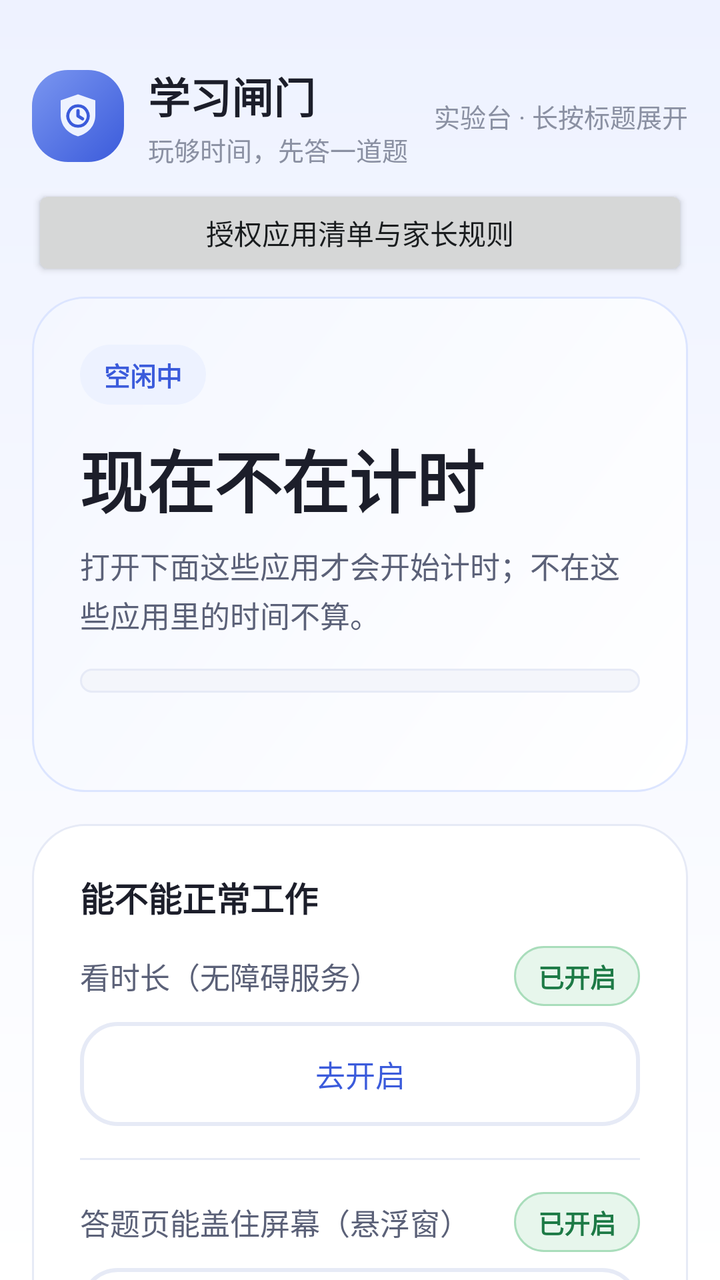
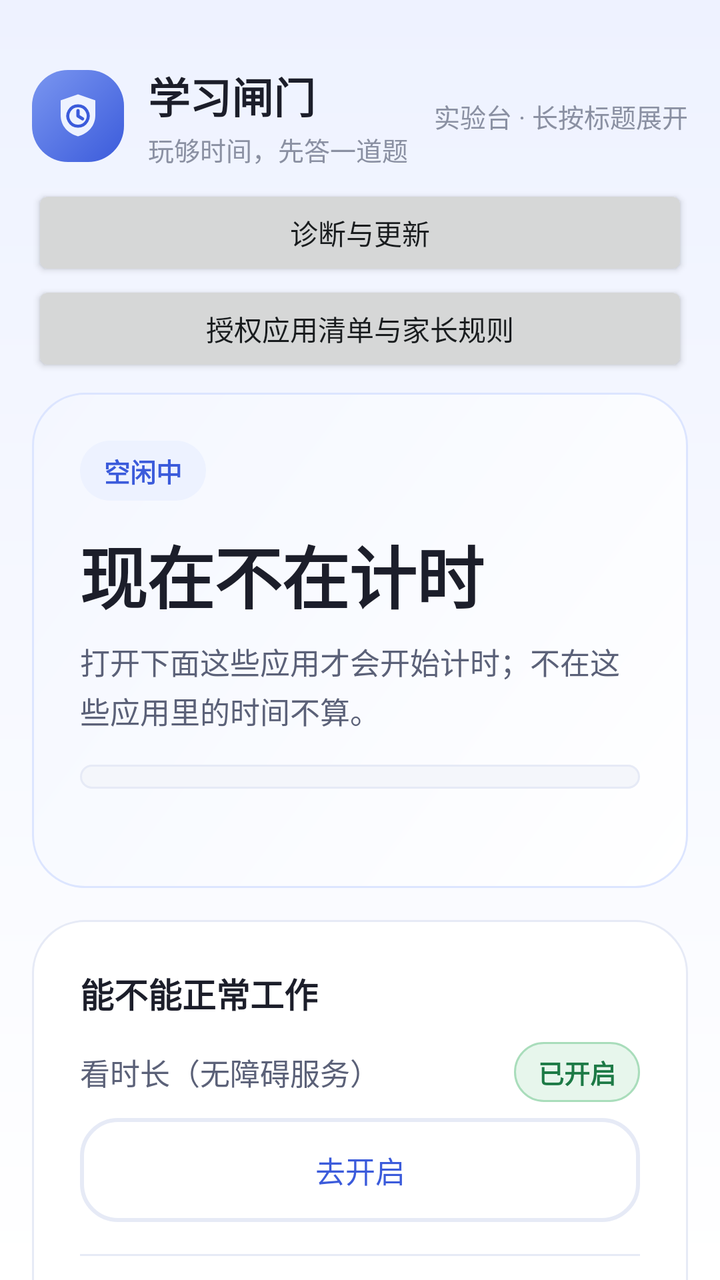

Before-and-after screenshots of an Android layout around one commit, followed by the original layout XML and the change that was made.
<!-- AndroidManifest.xml: application theme QuizGateTheme -->
<!-- res/layout/activity_main.xml -->
<?xml version="1.0" encoding="utf-8"?>
<ScrollView xmlns:android="http://schemas.android.com/apk/res/android"
    android:layout_width="match_parent"
    android:layout_height="match_parent"
    android:clipToPadding="false"
    android:scrollbars="none">

    <LinearLayout
        android:layout_width="match_parent"
        android:layout_height="wrap_content"
        android:orientation="vertical"
        android:paddingLeft="@dimen/space_4"
        android:paddingTop="@dimen/space_6"
        android:paddingRight="@dimen/space_4"
        android:paddingBottom="@dimen/space_8">

        
        <LinearLayout
            android:id="@+id/titleBlock"
            android:layout_width="match_parent"
            android:layout_height="wrap_content"
            android:clickable="true"
            android:focusable="true"
            android:gravity="center_vertical"
            android:longClickable="true"
            android:orientation="horizontal"
            android:paddingTop="@dimen/space_2"
            android:paddingBottom="@dimen/space_2">

            <FrameLayout
                android:layout_width="46dp"
                android:layout_height="46dp"
                android:background="@drawable/bg_app_mark">

                <ImageView
                    android:layout_width="@dimen/icon_app"
                    android:layout_height="@dimen/icon_app"
                    android:layout_gravity="center"
                    android:contentDescription="@null"
                    android:src="@drawable/ic_app_mark" />
            </FrameLayout>

            <LinearLayout
                android:layout_width="0dp"
                android:layout_height="wrap_content"
                android:layout_marginStart="@dimen/space_3"
                android:layout_weight="1"
                android:orientation="vertical">

                <TextView
                    style="@style/Text.SectionTitle"
                    android:layout_width="wrap_content"
                    android:layout_height="wrap_content"
                    android:text="@string/app_name" />

                <TextView
                    style="@style/Text.Caption"
                    android:layout_width="wrap_content"
                    android:layout_height="wrap_content"
                    android:layout_marginTop="2dp"
                    android:text="@string/app_subtitle" />
            </LinearLayout>

            <TextView
                android:id="@+id/consoleChevron"
                style="@style/Text.Caption"
                android:layout_width="wrap_content"
                android:layout_height="wrap_content"
                android:text="@string/console_chevron_closed" />
        </LinearLayout>

        <Button
            android:id="@+id/appInventoryButton"
            android:layout_width="match_parent"
            android:layout_height="wrap_content"
            android:text="授权应用清单与家长规则" />

        
        <LinearLayout
            android:layout_width="match_parent"
            android:layout_height="wrap_content"
            android:layout_marginTop="@dimen/space_2"
            android:background="@drawable/bg_hero_card"
            android:orientation="vertical"
            android:padding="@dimen/space_6">

            <TextView
                android:id="@+id/heroKicker"
                style="@style/Text.Chip.Neutral"
                android:layout_width="wrap_content"
                android:layout_height="wrap_content"
                android:text="@string/home_idle_state" />

            <TextView
                android:id="@+id/statusText"
                style="@style/Text.Hero"
                android:layout_width="match_parent"
                android:layout_height="wrap_content"
                android:layout_marginTop="@dimen/space_3"
                android:text="@string/home_idle_title" />

            <TextView
                android:id="@+id/heroBody"
                style="@style/Text.Body"
                android:layout_width="match_parent"
                android:layout_height="wrap_content"
                android:layout_marginTop="@dimen/space_2"
                android:text="@string/home_idle_body" />

            <LinearLayout
                android:id="@+id/progressTrack"
                android:layout_width="match_parent"
                android:layout_height="@dimen/progress_height"
                android:layout_marginTop="@dimen/space_4"
                android:background="@drawable/bg_progress_track"
                android:orientation="horizontal">

                <View
                    android:id="@+id/progressFill"
                    android:layout_width="0dp"
                    android:layout_height="match_parent"
                    android:layout_weight="0"
                    android:background="@drawable/bg_progress_fill" />

                <View
                    android:id="@+id/progressGap"
                    android:layout_width="0dp"
                    android:layout_height="match_parent"
                    android:layout_weight="1" />
            </LinearLayout>

            <TextView
                android:id="@+id/progressLabel"
                style="@style/Text.Caption"
                android:layout_width="match_parent"
                android:layout_height="wrap_content"
                android:layout_marginTop="@dimen/space_2" />
        </LinearLayout>

        
        <LinearLayout
            android:layout_width="match_parent"
            android:layout_height="wrap_content"
            android:layout_marginTop="@dimen/space_4"
            android:background="@drawable/bg_card"
            android:orientation="vertical"
            android:padding="@dimen/space_6">

            <TextView
                style="@style/Text.CardTitle"
                android:layout_width="wrap_content"
                android:layout_height="wrap_content"
                android:text="@string/home_permission_title" />

            <LinearLayout
                android:layout_width="match_parent"
                android:layout_height="wrap_content"
                android:layout_marginTop="@dimen/space_3"
                android:gravity="center_vertical"
                android:orientation="horizontal">

                <TextView
                    style="@style/Text.Body"
                    android:layout_width="0dp"
                    android:layout_height="wrap_content"
                    android:layout_weight="1"
                    android:text="@string/home_perm_accessibility" />

                <TextView
                    android:id="@+id/accessibilityChip"
                    style="@style/Text.Chip.Ok"
                    android:layout_width="wrap_content"
                    android:layout_height="wrap_content"
                    android:text="@string/chip_ok" />
            </LinearLayout>

            <Button
                android:id="@+id/openAccessibilityButton"
                style="@style/Button.Ghost"
                android:layout_width="match_parent"
                android:layout_height="wrap_content"
                android:layout_marginTop="@dimen/space_2"
                android:text="@string/fix_accessibility" />

            <View
                android:layout_width="match_parent"
                android:layout_height="1dp"
                android:layout_marginTop="@dimen/space_4"
                android:layout_marginBottom="@dimen/space_4"
                android:background="@color/card_stroke" />

            <LinearLayout
                android:layout_width="match_parent"
                android:layout_height="wrap_content"
                android:gravity="center_vertical"
                android:orientation="horizontal">

                <TextView
                    style="@style/Text.Body"
                    android:layout_width="0dp"
                    android:layout_height="wrap_content"
                    android:layout_weight="1"
                    android:text="@string/home_perm_overlay" />

                <TextView
                    android:id="@+id/overlayChip"
                    style="@style/Text.Chip.Ok"
                    android:layout_width="wrap_content"
                    android:layout_height="wrap_content"
                    android:text="@string/chip_ok" />
            </LinearLayout>

            <Button
                android:id="@+id/openOverlayButton"
                style="@style/Button.Ghost"
                android:layout_width="match_parent"
                android:layout_height="wrap_content"
                android:layout_marginTop="@dimen/space_2"
                android:text="@string/fix_overlay" />

            <View
                android:layout_width="match_parent"
                android:layout_height="1dp"
                android:layout_marginTop="@dimen/space_4"
                android:layout_marginBottom="@dimen/space_4"
                android:background="@color/card_stroke" />

            
            <LinearLayout
                android:layout_width="match_parent"
                android:layout_height="wrap_content"
                android:gravity="center_vertical"
                android:orientation="horizontal">

                <TextView
                    style="@style/Text.Body"
                    android:layout_width="0dp"
                    android:layout_height="wrap_content"
                    android:layout_weight="1"
                    android:text="@string/home_perm_notification" />

                <TextView
                    android:id="@+id/notificationChip"
                    style="@style/Text.Chip.Ok"
                    android:layout_width="wrap_content"
                    android:layout_height="wrap_content"
                    android:text="@string/chip_ok" />
            </LinearLayout>

            <Button
                android:id="@+id/openNotificationButton"
                style="@style/Button.Ghost"
                android:layout_width="match_parent"
                android:layout_height="wrap_content"
                android:layout_marginTop="@dimen/space_2"
                android:text="@string/fix_notification" />
        </LinearLayout>

        
        <LinearLayout
            android:layout_width="match_parent"
            android:layout_height="wrap_content"
            android:layout_marginTop="@dimen/space_4"
            android:background="@drawable/bg_card"
            android:orientation="vertical"
            android:padding="@dimen/space_6">

            <TextView
                style="@style/Text.CardTitle"
                android:layout_width="match_parent"
                android:layout_height="wrap_content"
                android:text="@string/gate_events_title" />

            <TextView
                android:id="@+id/gateEventsText"
                style="@style/Text.Body"
                android:layout_width="match_parent"
                android:layout_height="wrap_content"
                android:layout_marginTop="@dimen/space_3"
                android:lineSpacingExtra="3dp"
                android:text="@string/gate_events_empty" />
        </LinearLayout>

        
        <LinearLayout
            android:layout_width="match_parent"
            android:layout_height="wrap_content"
            android:layout_marginTop="@dimen/space_4"
            android:background="@drawable/bg_card"
            android:orientation="vertical"
            android:padding="@dimen/space_6">

            <TextView
                style="@style/Text.CardTitle"
                android:layout_width="wrap_content"
                android:layout_height="wrap_content"
                android:text="@string/link_title" />

            <TextView
                android:id="@+id/bindCodeText"
                style="@style/Text.Hero"
                android:layout_width="match_parent"
                android:layout_height="wrap_content"
                android:layout_marginTop="@dimen/space_3"
                android:letterSpacing="0.18"
                android:text="@string/link_code_placeholder" />

            <TextView
                android:id="@+id/linkBodyText"
                style="@style/Text.Body"
                android:layout_width="match_parent"
                android:layout_height="wrap_content"
                android:layout_marginTop="@dimen/space_2"
                android:text="@string/link_body" />

            <TextView
                android:id="@+id/linkStatusText"
                style="@style/Text.Caption"
                android:layout_width="match_parent"
                android:layout_height="wrap_content"
                android:layout_marginTop="@dimen/space_2" />
        </LinearLayout>

        
        <LinearLayout
            android:layout_width="match_parent"
            android:layout_height="wrap_content"
            android:layout_marginTop="@dimen/space_4"
            android:background="@drawable/bg_card"
            android:orientation="vertical"
            android:padding="@dimen/space_6">

            <TextView
                style="@style/Text.CardTitle"
                android:layout_width="wrap_content"
                android:layout_height="wrap_content"
                android:text="@string/home_stats_title" />

            <LinearLayout
                android:layout_width="match_parent"
                android:layout_height="wrap_content"
                android:layout_marginTop="@dimen/space_3"
                android:orientation="horizontal">

                <LinearLayout
                    android:layout_width="0dp"
                    android:layout_height="wrap_content"
                    android:layout_weight="1"
                    android:background="@drawable/bg_stat"
                    android:gravity="center"
                    android:orientation="vertical"
                    android:padding="@dimen/space_3">

                    <TextView
                        android:id="@+id/statSuccess"
                        style="@style/Text.StatValue"
                        android:layout_width="wrap_content"
                        android:layout_height="wrap_content"
                        android:text="@string/stat_placeholder" />

                    <TextView
                        style="@style/Text.Caption"
                        android:layout_width="wrap_content"
                        android:layout_height="wrap_content"
                        android:layout_marginTop="2dp"
                        android:text="@string/stat_success_label" />
                </LinearLayout>

                <LinearLayout
                    android:layout_width="0dp"
                    android:layout_height="wrap_content"
                    android:layout_marginStart="@dimen/space_2"
                    android:layout_weight="1"
                    android:background="@drawable/bg_stat"
                    android:gravity="center"
                    android:orientation="vertical"
                    android:padding="@dimen/space_3">

                    <TextView
                        android:id="@+id/statAverage"
                        style="@style/Text.StatValue"
                        android:layout_width="wrap_content"
                        android:layout_height="wrap_content"
                        android:text="@string/stat_placeholder" />

                    <TextView
                        style="@style/Text.Caption"
                        android:layout_width="wrap_content"
                        android:layout_height="wrap_content"
                        android:layout_marginTop="2dp"
                        android:text="@string/stat_average_label" />
                </LinearLayout>

                <LinearLayout
                    android:layout_width="0dp"
                    android:layout_height="wrap_content"
                    android:layout_marginStart="@dimen/space_2"
                    android:layout_weight="1"
                    android:background="@drawable/bg_stat"
                    android:gravity="center"
                    android:orientation="vertical"
                    android:padding="@dimen/space_3">

                    <TextView
                        android:id="@+id/statWorst"
                        style="@style/Text.StatValue"
                        android:layout_width="wrap_content"
                        android:layout_height="wrap_content"
                        android:text="@string/stat_placeholder" />

                    <TextView
                        style="@style/Text.Caption"
                        android:layout_width="wrap_content"
                        android:layout_height="wrap_content"
                        android:layout_marginTop="2dp"
                        android:text="@string/stat_worst_label" />
                </LinearLayout>
            </LinearLayout>

            <TextView
                android:id="@+id/statsNote"
                style="@style/Text.Caption"
                android:layout_width="match_parent"
                android:layout_height="wrap_content"
                android:layout_marginTop="@dimen/space_3"
                android:text="@string/home_stats_empty" />
        </LinearLayout>

        <TextView
            android:id="@+id/versionText"
            style="@style/Text.Caption"
            android:layout_width="match_parent"
            android:layout_height="wrap_content"
            android:layout_marginTop="@dimen/space_6"
            android:gravity="center"
            android:text="@string/app_footer" />

        
        <LinearLayout
            android:id="@+id/consolePanel"
            android:layout_width="match_parent"
            android:layout_height="wrap_content"
            android:layout_marginTop="@dimen/space_3"
            android:background="@drawable/bg_console_panel"
            android:orientation="vertical"
            android:padding="@dimen/space_4"
            android:visibility="gone">

            <TextView
                style="@style/Text.CardTitle"
                android:layout_width="wrap_content"
                android:layout_height="wrap_content"
                android:text="@string/console_title" />

            <TextView
                style="@style/Text.Body"
                android:layout_width="match_parent"
                android:layout_height="wrap_content"
                android:layout_marginTop="@dimen/space_1"
                android:text="@string/console_body" />

            <Button
                android:id="@+id/toggleThresholdButton"
                style="@style/Button.Console"
                android:layout_width="match_parent"
                android:layout_height="wrap_content"
                android:layout_marginTop="@dimen/space_3"
                android:text="@string/toggle_threshold" />

            <Button
                android:id="@+id/modeButton"
                style="@style/Button.Console"
                android:layout_width="match_parent"
                android:layout_height="wrap_content"
                android:layout_marginTop="@dimen/space_2"
                android:text="@string/switch_mode" />

            <Button
                android:id="@+id/selfTestButton"
                style="@style/Button.Console"
                android:layout_width="match_parent"
                android:layout_height="wrap_content"
                android:layout_marginTop="@dimen/space_2"
                android:text="@string/run_self_test" />

            <Button
                android:id="@+id/refreshButton"
                style="@style/Button.Console"
                android:layout_width="match_parent"
                android:layout_height="wrap_content"
                android:layout_marginTop="@dimen/space_2"
                android:text="@string/refresh" />

            <Button
                android:id="@+id/controlButton"
                style="@style/Button.Console"
                android:layout_width="match_parent"
                android:layout_height="wrap_content"
                android:layout_marginTop="@dimen/space_2"
                android:text="@string/control_group" />

            <EditText
                android:id="@+id/serverUrlInput"
                style="@style/Text.Input"
                android:layout_width="match_parent"
                android:layout_height="wrap_content"
                android:layout_marginTop="@dimen/space_3"
                android:hint="@string/console_server_hint"
                android:importantForAutofill="no" />

            <Button
                android:id="@+id/saveServerButton"
                style="@style/Button.Console"
                android:layout_width="match_parent"
                android:layout_height="wrap_content"
                android:layout_marginTop="@dimen/space_2"
                android:text="@string/console_save_server" />

            <Button
                android:id="@+id/reportNowButton"
                style="@style/Button.Console"
                android:layout_width="match_parent"
                android:layout_height="wrap_content"
                android:layout_marginTop="@dimen/space_2"
                android:text="@string/console_report_now" />

            <Button
                android:id="@+id/toggleFollowButton"
                style="@style/Button.Console"
                android:layout_width="match_parent"
                android:layout_height="wrap_content"
                android:layout_marginTop="@dimen/space_2"
                android:text="@string/console_toggle_follow" />

            <Button
                android:id="@+id/toggleReportingButton"
                style="@style/Button.Console"
                android:layout_width="match_parent"
                android:layout_height="wrap_content"
                android:layout_marginTop="@dimen/space_2"
                android:text="@string/console_toggle_reporting" />

            <Button
                android:id="@+id/diagnosticsButton"
                style="@style/Button.Console"
                android:layout_width="match_parent"
                android:layout_height="wrap_content"
                android:layout_marginTop="@dimen/space_2"
                android:text="本机日志与性能" />

            <Button
                android:id="@+id/updateButton"
                style="@style/Button.Console"
                android:layout_width="match_parent"
                android:layout_height="wrap_content"
                android:layout_marginTop="@dimen/space_2"
                android:text="手动检查整包更新" />

            <TextView
                android:id="@+id/logText"
                style="@style/Text.Mono"
                android:layout_width="match_parent"
                android:layout_height="wrap_content"
                android:layout_marginTop="@dimen/space_3"
                android:background="@drawable/bg_stat"
                android:padding="@dimen/space_3" />
        </LinearLayout>
    </LinearLayout>
</ScrollView>
<!-- resources referenced by this layout -->
<resources>
  <color name="card_stroke">#E6EAF6</color>
  <dimen name="icon_app">26dp</dimen>
  <dimen name="progress_height">12dp</dimen>
  <dimen name="space_1">4dp</dimen>
  <dimen name="space_2">8dp</dimen>
  <dimen name="space_3">12dp</dimen>
  <dimen name="space_4">16dp</dimen>
  <dimen name="space_6">24dp</dimen>
  <dimen name="space_8">32dp</dimen>
  <string name="app_footer">0.1-spike · 断网时使用本地题目，联网后向家长服务端同步用量与闸门状态</string>
  <string name="app_name">学习闸门</string>
  <string name="app_subtitle">玩够时间，先答一道题</string>
  <string name="chip_ok">已开启</string>
  <string name="console_body">这些是给家长调试用的开关，随便改会让抢屏失效，小朋友不用碰。</string>
  <string name="console_chevron_closed">实验台 · 长按标题展开</string>
  <string name="console_report_now">立刻上报一次</string>
  <string name="console_save_server">保存服务端地址</string>
  <string name="console_server_hint">服务端地址，例如 http://192.168.1.76:8080</string>
  <string name="console_title">实验台</string>
  <string name="console_toggle_follow">跟随服务端阈值</string>
  <string name="console_toggle_reporting">允许联网上报</string>
  <string name="control_group">对照组：前台直接打开答题页</string>
  <string name="fix_accessibility">去开启</string>
  <string name="fix_notification">去开启通知</string>
  <string name="fix_overlay">去开启</string>
  <string name="gate_events_empty">到目前为止闸门一直正常。</string>
  <string name="gate_events_title">闸门掉线记录</string>
  <string name="home_idle_body">打开下面这些应用才会开始计时；不在这些应用里的时间不算。</string>
  <string name="home_idle_state">空闲中</string>
  <string name="home_idle_title">现在不在计时</string>
  <string name="home_perm_accessibility">看时长（无障碍服务）</string>
  <string name="home_perm_notification">闸门掉线时能在通知栏看到</string>
  <string name="home_perm_overlay">答题页能盖住屏幕（悬浮窗）</string>
  <string name="home_permission_title">能不能正常工作</string>
  <string name="home_stats_empty">还没跑过自检。展开下面的实验台，按「抢屏自检 10 轮」。</string>
  <string name="home_stats_title">抢屏记录</string>
  <string name="link_body">在家长后台打开这个孩子的页面，把上面这六个字符抄进「认领孩子手机」那一栏，这台手机的闸门记录就会出现在你名下。没认领之前记录只留在这台手机上。</string>
  <string name="link_code_placeholder">— — — — — —</string>
  <string name="link_title">让家长和这台设备对上</string>
  <string name="refresh">刷新状态与日志</string>
  <string name="run_self_test">抢屏自检 10 轮</string>
  <string name="stat_average_label">平均延迟</string>
  <string name="stat_placeholder">—</string>
  <string name="stat_success_label">抢屏成功</string>
  <string name="stat_worst_label">最慢一次</string>
  <string name="switch_mode">抢屏方式切换</string>
  <string name="toggle_threshold">阈值切换</string>
  <style name="Text.Chip.Ok" parent="Text.Chip">
          <item name="android:textColor">@color/ok</item>
          <item name="android:background">@drawable/bg_chip_ok</item>
      </style>
  <color name="brand_400">#7A96F0</color>
  <color name="brand_600">#3B5BDB</color>
  <dimen name="radius_md">18dp</dimen>
  <color name="card">#FFFFFF</color>
  <color name="surface_sunken">#F4F6FB</color>
  <dimen name="radius_lg">26dp</dimen>
  <color name="brand_050">#F4F7FF</color>
  <color name="brand_200">#DCE5FF</color>
  <dimen name="radius_pill">100dp</dimen>
  <color name="brand_100">#EDF2FF</color>
  <color name="ink_soft">#5B6178</color>
  <dimen name="text_label">13sp</dimen>
  <dimen name="text_body">15sp</dimen>
  <dimen name="ctl_height">52dp</dimen>
  <color name="ink_faint">#8A90A2</color>
  <dimen name="text_control">17sp</dimen>
  <color name="ink">#1C1E2A</color>
  <color name="ok">#1D7A46</color>
  <dimen name="text_hero">34sp</dimen>
  <dimen name="text_caption">12sp</dimen>
  <dimen name="text_title">21sp</dimen>
  <color name="page_bottom">#FFFFFF</color>
  <color name="brand_500">#4C6EF5</color>
  <color name="brand_300">#B9C6F5</color>
  <dimen name="radius_sm">12dp</dimen>
  <dimen name="chip_height">30dp</dimen>
  <color name="ok_bg">#E7F6EC</color>
  <color name="ok_stroke">#A9DDBB</color>
  <color name="page_top">#EEF2FF</color>
  <!-- unchanged entries left out for length: 26 -->
</resources>

<!-- the commit's change to res/layout/activity_main.xml (unified diff, before → after) -->
@@ -70,6 +70,12 @@
         </LinearLayout>
 
         <Button
+            android:id="@+id/maintenanceButton"
+            android:layout_width="match_parent"
+            android:layout_height="wrap_content"
+            android:text="@string/maintenance_title" />
+
+        <Button
             android:id="@+id/appInventoryButton"
             android:layout_width="match_parent"
             android:layout_height="wrap_content"
<!-- resource entries referenced after the edit -->
@@ -39,6 +39,7 @@
   <string name="link_body">在家长后台打开这个孩子的页面，把上面这六个字符抄进「认领孩子手机」那一栏，这台手机的闸门记录就会出现在你名下。没认领之前记录只留在这台手机上。</string>
   <string name="link_code_placeholder">— — — — — —</string>
   <string name="link_title">让家长和这台设备对上</string>
+  <string name="maintenance_title">诊断与更新</string>
   <string name="refresh">刷新状态与日志</string>
   <string name="run_self_test">抢屏自检 10 轮</string>
   <string name="stat_average_label">平均延迟</string>
